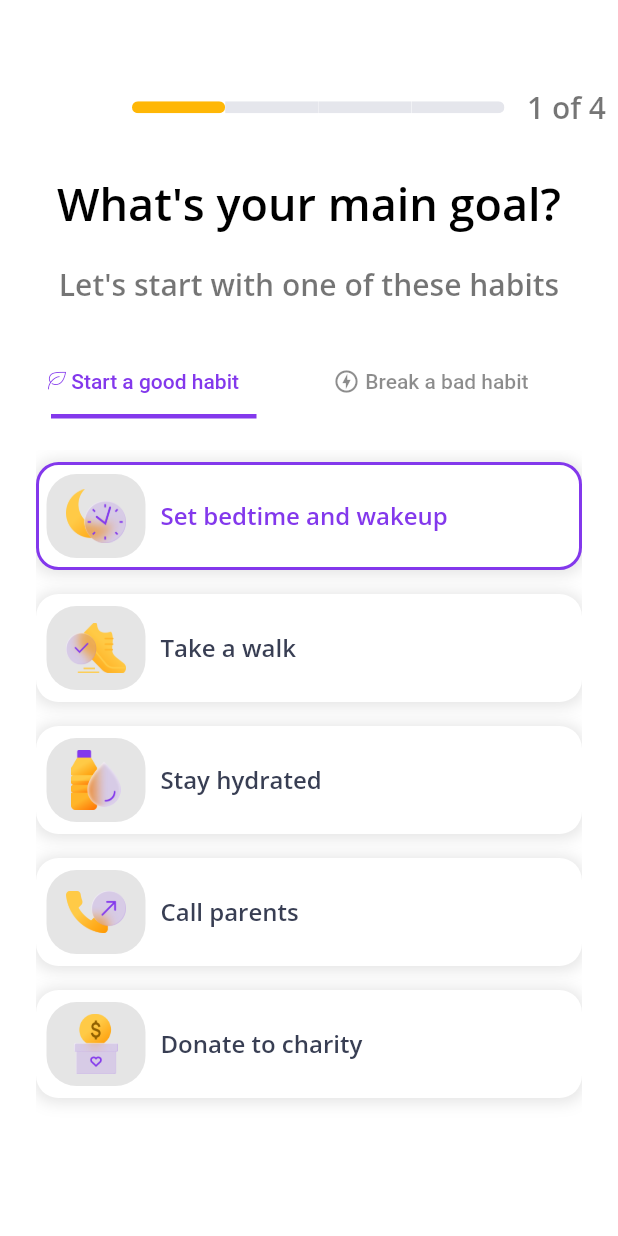
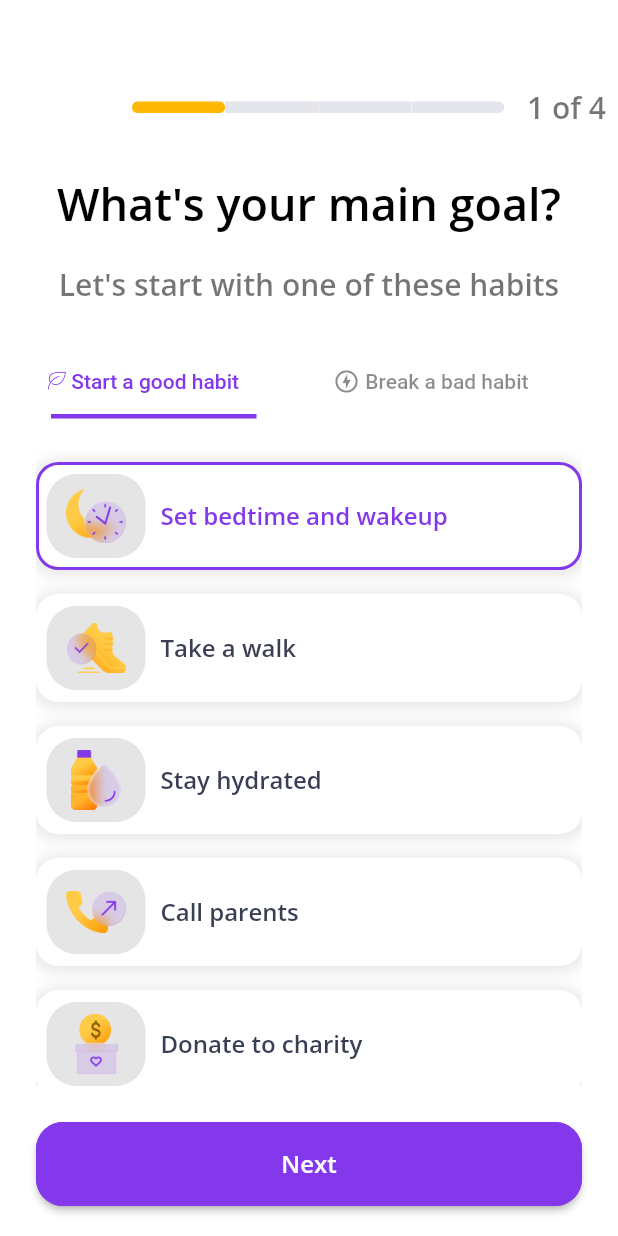
Before and after one commit to Kawalyaa/pk-challenge, a Flutter app: the screen it shows after launch, on a phone screen of 412 x 824 dp. Run offline on Flutter 3.47's test engine with Material 2 defaults, Android fonts, the phone set to English and light mode, and no system bars; drawn by our look-alikes of step_progress_indicator; our stand-ins replace flutter_svg, font_awesome_flutter, google_fonts, material_design_icons_flutter.

Commit message:
added bottom button

```diff
--- a/lib/UI/screens/home_screen.dart
+++ b/lib/UI/screens/home_screen.dart
@@ -167,6 +167,29 @@ class _HomeScreenState extends State<HomeScreen>
             ),
           ),
         ),
+        bottomNavigationBar: Padding(
+          padding: const EdgeInsets.only(bottom: 20, left: 24, right: 24),
+          child: Material(
+            elevation: 2.0,
+            color: const Color(0xFF8338EC),
+            clipBehavior: Clip.antiAlias,
+            shape: RoundedRectangleBorder(
+                borderRadius: BorderRadius.circular(18.0)),
+            child: MaterialButton(
+              height: 56,
+              minWidth: 312,
+              onPressed: () {},
+              color: const Color(0xFF8338EC),
+              child: Text(
+                'Next',
+                style: Theme.of(context)
+                    .textTheme
+                    .headline5
+                    ?.copyWith(color: Colors.white),
+              ),
+            ),
+          ),
+        ),
         body: Padding(
           padding: const EdgeInsets.only(left: 24.0, right: 24, bottom: 24),
           child: TabBarView(
@@ -218,7 +241,7 @@ class _HomeScreenState extends State<HomeScreen>
           _habitTile(
               text: 'Donate to charity',
               imageFile: 'assets/action_icons/donate.png',
-              tileValue: 3)
+              tileValue: 4)
         ],
       );
 
```
Also changed, not shown: lib/UI/screens/sleep_onboarding.dart (added, +48 -0 lines).
